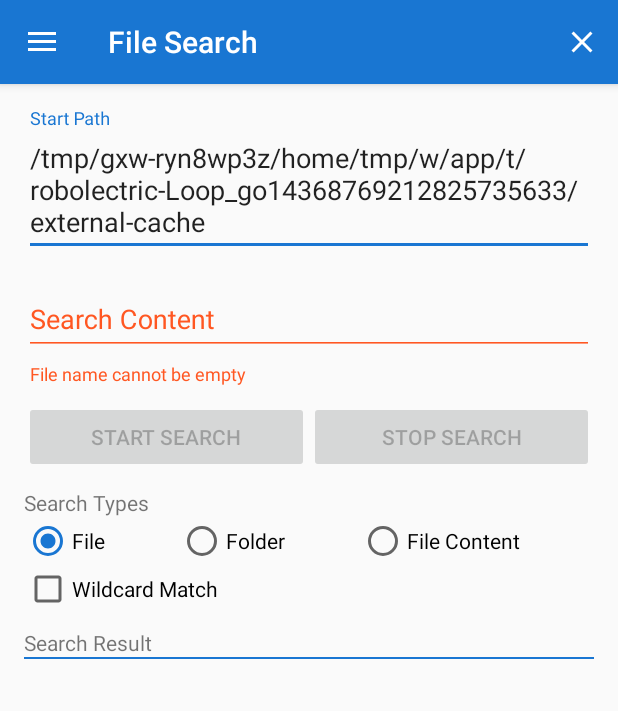
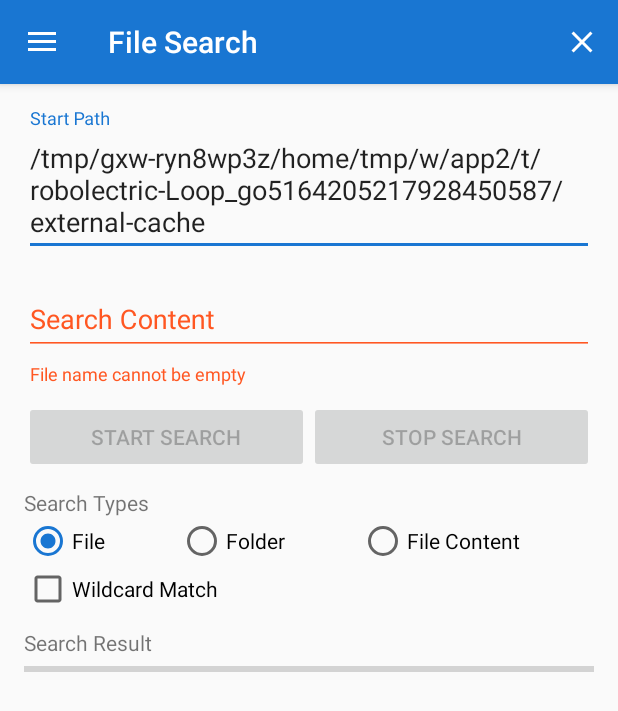
Before and after one commit to vaginessa/FileHelper, an Android app: the screen it shows after launch (MainActivity), in the side drawer, after a tap on "File Search", on a phone screen of 412 x 824 dp. Shown: the top 711 px of the screen. Run offline under Robolectric (Android 15) with nearby library versions, the phone set to English and light mode, and no system bars; libraries missing offline, so code that uses them is left out: com.mukesh; 3 statements that could not run were skipped.

Commit message:
[Building] - search : add search progress

```diff
--- a/app/src/main/java/crixec/filehelper/MainActivity.java
+++ b/app/src/main/java/crixec/filehelper/MainActivity.java
@@ -34,7 +34,7 @@ import crixec.filehelper.function.FileRenameFragment;
 import crixec.filehelper.function.FileSplitFragment;
 import crixec.filehelper.function.FileSuffixReplaceFragment;
 import crixec.filehelper.function.browser.BrowserFragment;
-import crixec.filehelper.function.search.FileSearchFragment;
+import crixec.filehelper.function.search.SearchFragment;
 
 public class MainActivity extends AppCompatActivity
         implements NavigationView.OnNavigationItemSelectedListener, View.OnClickListener {
@@ -74,7 +74,7 @@ public class MainActivity extends AppCompatActivity
         navigationView.getMenu().getItem(0).setChecked(true);
         // add fragments
         fragments.add(BrowserFragment.newInstance(this, R.string.nav_file_browser, R.layout.fragment_browser));
-        fragments.add(FileSearchFragment.newInstance(this, R.string.nav_file_search, R.layout.fragment_search));
+        fragments.add(SearchFragment.newInstance(this, R.string.nav_file_search, R.layout.fragment_search));
         fragments.add(FileContentReplaceFragment.newInstance(this, R.string.nav_file_content_replace, R.layout.fragment_content_replace));
         fragments.add(FileSuffixReplaceFragment.newInstance(this, R.string.nav_file_suffix_replace, R.layout.fragment_suffix_replace));
         fragments.add(FileCompareFragment.newInstance(this, R.string.nav_file_compare, R.layout.fragment_file_compare));
--- a/app/src/main/java/crixec/filehelper/SettingHelper.java
+++ b/app/src/main/java/crixec/filehelper/SettingHelper.java
@@ -10,6 +10,8 @@ import java.io.File;
 
 public class SettingHelper {
     public static File getDefautlStartStorage() {
+        if (BuildConfig.DEBUG)
+            return new File(Environment.getExternalStorageDirectory(), "test");
         return Environment.getExternalStorageDirectory();
     }
 }
--- a/app/src/main/java/crixec/filehelper/function/search/FileSearchFragment.java
+++ b/app/src/main/java/crixec/filehelper/function/search/SearchFragment.java
@@ -2,6 +2,7 @@ package crixec.filehelper.function.search;
 
 import android.os.AsyncTask;
 import android.support.design.widget.TextInputLayout;
+import android.support.v4.widget.ContentLoadingProgressBar;
 import android.support.v7.app.AppCompatActivity;
 import android.support.v7.widget.AppCompatButton;
 import android.support.v7.widget.AppCompatCheckBox;
@@ -9,7 +10,6 @@ import android.text.Editable;
 import android.text.TextWatcher;
 import android.util.Log;
 import android.view.View;
-import android.view.Window;
 import android.widget.AdapterView;
 import android.widget.ArrayAdapter;
 import android.widget.ListView;
@@ -29,7 +29,7 @@ import crixec.filehelper.function.browser.BrowserFragment;
  * Created by crixec on 17-2-11.
  */
 
-public class FileSearchFragment extends BaseFragment implements TextWatcher, View.OnClickListener, AdapterView.OnItemClickListener {
+public class SearchFragment extends BaseFragment implements TextWatcher, View.OnClickListener, AdapterView.OnItemClickListener {
 
     private TextInputLayout startPathLayout;
     private TextInputLayout fileNameLayout;
@@ -38,11 +38,12 @@ public class FileSearchFragment extends BaseFragment implements TextWatcher, Vie
     private RadioGroup radioGroup;
     private ArrayAdapter adapter;
     private AppCompatCheckBox checkBox;
+    private ContentLoadingProgressBar progressBar;
     private boolean isSearchable = false;
     private List<String> results = new ArrayList<>();
 
-    public static FileSearchFragment newInstance(AppCompatActivity activity, int titleRes, int contentViewRes) {
-        FileSearchFragment fragment = new FileSearchFragment();
+    public static SearchFragment newInstance(AppCompatActivity activity, int titleRes, int contentViewRes) {
+        SearchFragment fragment = new SearchFragment();
         fragment.setActivity(activity);
         fragment.setContentViewRes(contentViewRes);
         fragment.setTitleRes(titleRes);
@@ -59,14 +60,16 @@ public class FileSearchFragment extends BaseFragment implements TextWatcher, Vie
         radioGroup = (RadioGroup) findViewById(R.id.rgSearchType);
         ListView listView = (ListView) findViewById(R.id.searchResultList);
         checkBox = (AppCompatCheckBox) findViewById(R.id.cbWildcardMatch);
+        progressBar = (ContentLoadingProgressBar) findViewById(R.id.progressBar);
         fileNameLayout.getEditText().addTextChangedListener(this);
         startPathLayout.getEditText().addTextChangedListener(this);
         startButton.setOnClickListener(this);
         stopButton.setOnClickListener(this);
-        adapter = new ArrayAdapter(getActivity(), android.R.layout.simple_spinner_dropdown_item, results);
+        adapter = new ArrayAdapter(getActivity(), R.layout.layout_simple_result, results);
         listView.setAdapter(adapter);
         listView.setOnItemClickListener(this);
         startPathLayout.getEditText().setText(SettingHelper.getDefautlStartStorage().getPath());
+        progressBar.setIndeterminate(false);
     }
 
     @Override
@@ -159,6 +162,7 @@ public class FileSearchFragment extends BaseFragment implements TextWatcher, Vie
             startButton.setEnabled(false);
             stopButton.setEnabled(true);
             isWildcardable = checkBox.isChecked();
+            progressBar.setIndeterminate(true);
         }
 
         @Override
@@ -167,6 +171,7 @@ public class FileSearchFragment extends BaseFragment implements TextWatcher, Vie
             isSearchable = false;
             startButton.setEnabled(true);
             stopButton.setEnabled(false);
+            progressBar.setIndeterminate(false);
         }
 
         @Override
@@ -178,7 +183,6 @@ public class FileSearchFragment extends BaseFragment implements TextWatcher, Vie
         @Override
         protected void onProgressUpdate(String... values) {
             super.onProgressUpdate(values);
-            Log.i("Search", "Obtained:" + values[0]);
             results.add(values[0]);
             adapter.notifyDataSetChanged();
         }
@@ -196,7 +200,6 @@ public class FileSearchFragment extends BaseFragment implements TextWatcher, Vie
             if (files != null) {
                 for (int i = 0; i < files.length; i++) {
                     File file = files[i];
-                    Log.i("Search", "Checking:" + file.getPath());
                     if (!isSearchable) return;
                     boolean b = filter.onFilter(file);
                     if (b) {
--- a/app/src/main/res/layout/fragment_search.xml
+++ b/app/src/main/res/layout/fragment_search.xml
@@ -94,11 +94,11 @@
     </RadioGroup>
 
     <android.support.v7.widget.AppCompatCheckBox
+        android:id="@+id/cbWildcardMatch"
         android:layout_width="wrap_content"
-        android:text="@string/wildcard_match"
+        android:layout_height="wrap_content"
         android:checked="false"
-        android:id="@+id/cbWildcardMatch"
-        android:layout_height="wrap_content" />
+        android:text="@string/wildcard_match" />
 
     <android.support.v7.widget.AppCompatTextView
         android:layout_width="match_parent"
@@ -106,10 +106,12 @@
         android:layout_marginTop="10dp"
         android:text="@string/search_result" />
 
-    <View
+    <android.support.v4.widget.ContentLoadingProgressBar
+        android:id="@+id/progressBar"
+        style="@style/Widget.AppCompat.ProgressBar.Horizontal"
         android:layout_width="match_parent"
-        android:layout_height="1dp"
-        android:background="@color/colorAccent" />
+        android:layout_height="wrap_content"
+        android:max="100" />
 
     <ListView
         android:id="@+id/searchResultList"
```
Also changed, not shown: app/src/main/res/layout/fragment_replace.xml (added, +7 -0 lines), app/src/main/res/layout/layout_simple_result.xml (added, +13 -0 lines).
